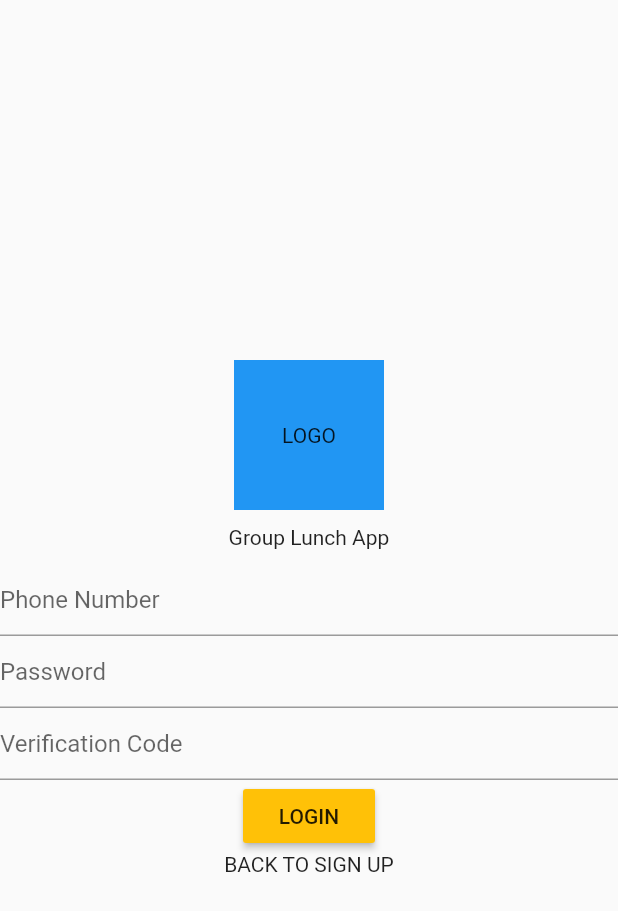
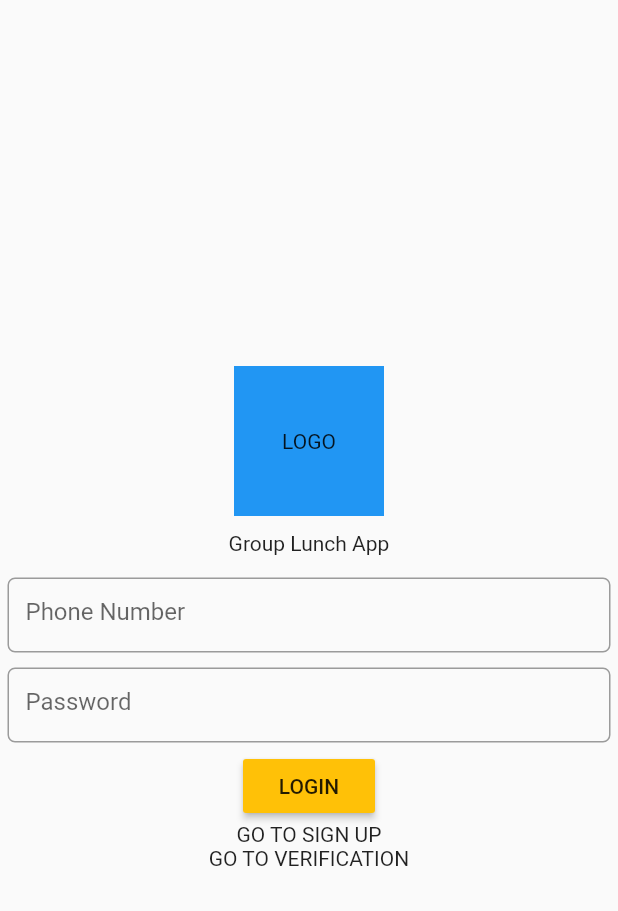
Before and after one commit to JonathanZhao29/group_lunch_app, a Flutter app: the screen it shows after launch, on a phone screen of 412 x 824 dp. Shown: the top 911 px of the screen. Run offline on Flutter 3.47's test engine with Material 2 defaults, Android fonts, the phone set to English and light mode, and no system bars; our stand-ins replace firebase_auth, firebase_core, get_it, shared_preferences; accounts and stored records are empty.

Commit message:
animated authentication textfields

```diff
--- a/lib/home_page.dart
+++ b/lib/home_page.dart
@@ -51,8 +51,7 @@ class HomePage extends StatelessWidget {
   }
 
   void _navigateToCreateInvitePage(BuildContext context) {
-    Navigator.of(context)
-        .push(MaterialPageRoute(builder: (context) => CreateInvitePage()));
+    _navService.navigateTo(InvitePageRoute);
   }
 }
 
--- a/lib/pages/ui/authentication_page.dart
+++ b/lib/pages/ui/authentication_page.dart
@@ -15,6 +15,7 @@ class _AuthenticationPageState extends State<AuthenticationPage> {
   TextEditingController phoneController = TextEditingController();
   TextEditingController passwordController = TextEditingController();
   TextEditingController verifyCodeController = TextEditingController();
+  TextEditingController confirmPasswordController = TextEditingController();
 
   GlobalKey<FormState> _formKey = GlobalKey<FormState>();
 
@@ -45,10 +46,13 @@ class _AuthenticationPageState extends State<AuthenticationPage> {
             formKey: _formKey,
             phoneController: phoneController,
             passwordController: passwordController,
+            confirmPasswordController: confirmPasswordController,
             verifyCodeController: verifyCodeController,
           ),
           MaterialButton(
-            child: Text(model.authMode.toUppercaseString()),
+            child: model.busy
+                ? CircularProgressIndicator()
+                : Text(model.authMode.toUppercaseString()),
             color: Colors.amber,
             onPressed: () {
               switch (model.authMode) {
@@ -69,11 +73,20 @@ class _AuthenticationPageState extends State<AuthenticationPage> {
             },
           ),
           InkWell(
-              onTap: () {
-                model.setAuthMode(_getAuthSwitch(model.authMode));
-              },
-              child: Text(
-                  'BACK TO ${_getAuthSwitch(model.authMode).toUppercaseString()}'))
+            onTap: () {
+              model.setAuthMode(_getAuthSwitch(model.authMode));
+            },
+            child: Text(
+                'GO TO ${_getAuthSwitch(model.authMode).toUppercaseString()}'),
+          ),
+          /// For testing verification animation
+          InkWell(
+            onTap: () {
+              model.setAuthMode(AuthMode.verificationMode);
+            },
+            child: Text(
+                'GO TO VERIFICATION'),
+          ),
         ],
       ),
     );
--- a/lib/services/navigation_service.dart
+++ b/lib/services/navigation_service.dart
@@ -8,14 +8,17 @@ class NavigationService {
     return _navigationKey.currentState?.pop();
   }
 
+  // Adds on top of current navigation stack
   Future<dynamic>? navigateTo(String routeName, {dynamic arguments}){
     return _navigationKey.currentState?.pushNamed(routeName, arguments: arguments);
   }
 
+  // Replaces top nav page
   Future<dynamic>? navigateReplaceTo(String routeName, {dynamic arguments}){
     return _navigationKey.currentState?.pushReplacementNamed(routeName, arguments: arguments);
   }
 
+  // Replaces entire nav stack
   Future<dynamic>? navigateToAndReplaceAll(String routeName, {dynamic arguments}){
     return _navigationKey.currentState?.pushNamedAndRemoveUntil(routeName, (Route route) => false);
   }
--- a/lib/shared/routes.dart
+++ b/lib/shared/routes.dart
@@ -1,9 +1,11 @@
 import 'package:flutter/material.dart';
+import 'package:group_lunch_app/create_invite_page.dart';
 import 'package:group_lunch_app/home_page.dart';
 import 'package:group_lunch_app/pages/ui/authentication_page.dart';
 
 const String AuthenticationPageRoute = "auth";
 const String HomePageRoute = "home";
+const String InvitePageRoute = "invite";
 
 Route<dynamic> routeFactory(RouteSettings settings){
   PageRoute route;
@@ -13,6 +15,9 @@ Route<dynamic> routeFactory(RouteSettings settings){
       break;
     case HomePageRoute:
       route = _getRoute(name: settings.name!, view: HomePage());
+      break;
+    case InvitePageRoute:
+      route = _getRoute(name: settings.name!, view: CreateInvitePage());
       break;
     default:
       route = MaterialPageRoute(
--- /dev/null
+++ b/lib/widgets/animated_text_field.dart
@@ -0,0 +1,96 @@
+part of 'widgets.dart';
+
+class AnimatedTextField extends StatefulWidget {
+  AnimatedTextField({Key? key,
+    required this.textController,
+    required this.show,
+    required this.hintText, this.keyboardType = TextInputType
+        .text, this.obscureText = false, this.fromRight = true})
+      : super(key: key);
+
+  final TextEditingController textController;
+  final bool show;
+  final String hintText;
+  final TextInputType keyboardType;
+  final bool obscureText;
+  final bool fromRight;
+
+  @override
+  State<AnimatedTextField> createState() => _AnimatedTextFieldState();
+}
+
+class _AnimatedTextFieldState extends State<AnimatedTextField>
+    with SingleTickerProviderStateMixin {
+  late AnimationController _controller;
+  late final Animation<Offset> _offsetAnimation;
+  late final Animation<double> _scaleAnimation;
+
+  @override
+  void initState() {
+    super.initState();
+    _controller = AnimationController(
+        vsync: this, duration: const Duration(milliseconds: 1500));
+    _offsetAnimation =
+        Tween<Offset>(begin: Offset(widget.fromRight ? 1.1 : -1.1, 0.0), end: Offset.zero).animate(
+            CurvedAnimation(parent: _controller, curve: Interval(
+              0.10, 1.0, curve: Curves.elasticInOut,
+            )));
+    _scaleAnimation = Tween<double>(begin: 0.0, end: 50.0).animate(
+      CurvedAnimation(parent: _controller, curve: Interval(
+        0.0, 0.8, curve: Curves.easeInOutQuint,
+      ),),
+    );
+  }
+
+
+
+  @override
+  void didUpdateWidget(AnimatedTextField oldWidget) {
+    super.didUpdateWidget(oldWidget);
+    if (widget.show) {
+      _controller.forward();
+    } else {
+      _controller.stop();
+      _controller.reverse();
+    }
+  }
+
+  @override
+  void dispose() {
+    _controller.dispose();
+    super.dispose();
+  }
+
+  @override
+  Widget build(BuildContext context) {
+    if (widget.show) {
+      _controller.forward();
+    }
+      return AnimatedBuilder(
+      animation: _controller,
+      builder: _buildAnimation,
+    );
+  }
+
+  Widget _buildAnimation(BuildContext context, Widget? child) {
+    return Container(
+      height: _scaleAnimation.value,
+      margin: EdgeInsets.symmetric(vertical: _scaleAnimation.value / 10, horizontal: 5.0),
+      child: SlideTransition(
+        position: _offsetAnimation,
+        child: TextFormField(
+          controller: widget.textController,
+          keyboardType: widget.keyboardType,
+          obscureText: widget.obscureText,
+          decoration: InputDecoration(
+            border: OutlineInputBorder(
+              borderSide: BorderSide(color: Colors.grey.shade500, width: 2),
+              borderRadius: BorderRadius.all(Radius.circular(5.0)),
+            ),
+            hintText: widget.hintText,
+          ),
+        ),
+      ),
+    );
+  }
+}
--- a/lib/widgets/authentication_form.dart
+++ b/lib/widgets/authentication_form.dart
@@ -6,13 +6,15 @@ class AuthenticationForm extends StatelessWidget {
       required this.phoneController,
       required this.passwordController,
       required this.verifyCodeController,
+      required this.confirmPasswordController,
       Key? key})
       : super(key: key);
 
-  GlobalKey<FormState> formKey;
-  TextEditingController phoneController;
-  TextEditingController passwordController;
-  TextEditingController verifyCodeController;
+  final GlobalKey<FormState> formKey;
+  final TextEditingController phoneController;
+  final TextEditingController passwordController;
+  final TextEditingController confirmPasswordController;
+  final TextEditingController verifyCodeController;
 
   @override
   Widget build(BuildContext context) {
@@ -21,21 +23,30 @@ class AuthenticationForm extends StatelessWidget {
       key: formKey,
       child: Column(
         children: [
-          TextFormField(
-            controller: phoneController,
+          AnimatedTextField(
+            textController: phoneController,
+            show: model.authMode != AuthMode.verificationMode,
             keyboardType: TextInputType.phone,
-            decoration: InputDecoration(hintText: 'Phone Number'),
+            hintText: 'Phone Number',
+            fromRight: false,
           ),
-          TextFormField(
-            controller: passwordController,
+          AnimatedTextField(
+            textController: passwordController,
             keyboardType: TextInputType.text,
             obscureText: true,
-            decoration: InputDecoration(hintText: 'Password'),
+            show: model.authMode != AuthMode.verificationMode,
+            hintText: 'Password',
           ),
-          TextFormField(
-            controller: verifyCodeController,
-            keyboardType: TextInputType.text,
-            decoration: InputDecoration(hintText: 'Verification Code'),
+          AnimatedTextField(
+              textController: confirmPasswordController,
+              show: model.authMode == AuthMode.signUpMode,
+              hintText: 'Confirm Password'),
+          AnimatedTextField(
+            textController: verifyCodeController,
+            keyboardType: TextInputType.number,
+            show: model.authMode == AuthMode.verificationMode,
+            hintText: 'Verification Code',
+            fromRight: false,
           ),
         ],
       ),
--- a/lib/widgets/widgets.dart
+++ b/lib/widgets/widgets.dart
@@ -3,3 +3,4 @@ import 'package:group_lunch_app/pages/notifiers/auth_notifier.dart';
 import 'package:provider/provider.dart';
 
 part 'authentication_form.dart';
+part 'animated_text_field.dart';
```
